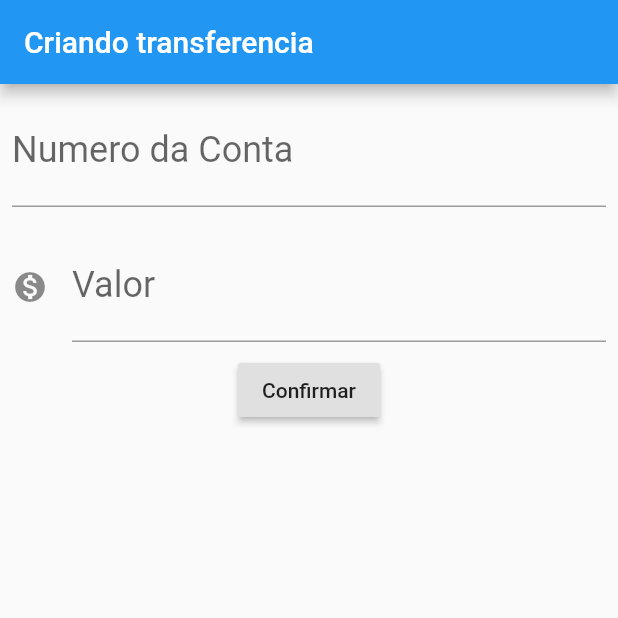
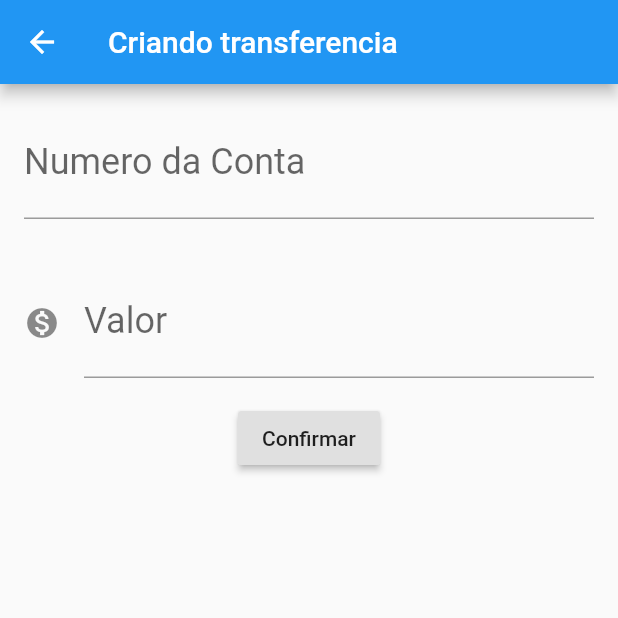
Before and after one commit to jp-munhoz/flutter-bytebank, a Flutter app: the FormularioTransferencia screen opened directly, after a tap on "Confirmar", on a phone screen of 412 x 824 dp, the top half of it. Run offline on Flutter 3.47's test engine with Material 2 defaults, Android fonts, the phone set to English and light mode, and no system bars.

Commit message:
Refatoração de Código

```diff
--- a/lib/main.dart
+++ b/lib/main.dart
@@ -7,7 +7,7 @@ class ByteBankApp extends StatelessWidget {
   Widget build(BuildContext context) {
     return MaterialApp(
       home: Scaffold(
-        body: FormularioTransferencia(),
+        body: ListaTransferencias(),
       ),
     );
   }
@@ -26,68 +26,92 @@ class FormularioTransferencia extends StatelessWidget {
       ),
       body: Column(
         children: <Widget>[
-            Padding(
-              padding: const EdgeInsets.all(8.0),
+          Editor(
+            controller: _controllerCampoNumeroConta,
+            rotulo: 'Numero da Conta',
+            dica: '0000',
+          ),
+          Editor(
+            controller: _controllerCampoValor,
+            rotulo: 'Valor',
+            dica: '00.00',
+            icon: Icons.monetization_on,
+          ),
+          RaisedButton(
+            child: Text('Confirmar'),
+            onPressed: () => _criaTransferencia(context),
+          ),
+        ],
+      ),
+    );
+  }
+
+  void _criaTransferencia(BuildContext context) {
+    final int numeroConta = int.tryParse(_controllerCampoNumeroConta.text);
+    final double valor = double.tryParse(_controllerCampoValor.text);
+    if (numeroConta != null && valor != null) {
+      final transferenciaCriada = Trasferencia(valor, numeroConta);
+      debugPrint('Criando transferencia');
+      debugPrint('$transferenciaCriada');
+      Navigator.pop(context, transferenciaCriada);
+    }
+  }
+}
+
+class Editor extends StatelessWidget {
+  final TextEditingController controller;
+  final String rotulo;
+  final String dica;
+  final IconData icon;
+
+  Editor({this.controller, this.rotulo, this.dica, this.icon});
+
+  @override
+  Widget build(BuildContext context) {
+    return Padding(
+      padding: const EdgeInsets.all(16.0),
       child: TextField(
-                controller: _controllerCampoNumeroConta,
+        controller: controller,
         style: TextStyle(
           fontSize: 24.0,
         ),
         decoration: InputDecoration(
-                  labelText: 'Numero da Conta',
-                  hintText: '0000',
+          icon: icon != null ? Icon(icon) : null,
+          labelText: rotulo,
+          hintText: dica,
         ),
         keyboardType: TextInputType.number,
       ),
-            ),
-            Padding(
-              padding: const EdgeInsets.all(8.0),
-              child: TextField(
-                controller: _controllerCampoValor,
-                style: TextStyle(
-                  fontSize: 24.0,
-                ),
-                decoration: InputDecoration(
-                  icon: Icon(Icons.monetization_on),
-                  labelText: 'Valor',
-                  hintText: '00.0',
-                ),
-                keyboardType: TextInputType.number,
-              ),
-            ),
-            RaisedButton(
-              child: Text('Confirmar'),
-              onPressed: () {
-                final int numeroConta =
-                    int.tryParse(_controllerCampoNumeroConta.text);
-                final double valor =
-                    double.tryParse(_controllerCampoValor.text);
-                if (numeroConta != null && valor != null) {
-                  final transferenciaCriada = Trasferencia(valor, numeroConta);
-                  debugPrint('$transferenciaCriada');
-                }
-              },
-            ),
-          ],
-        ));
+    );
   }
 }
 
 class ListaTransferencias extends StatelessWidget {
+  final List<Trasferencia> _transferencias = List();
+
   @override
   Widget build(BuildContext context) {
     return Scaffold(
       appBar: AppBar(
         title: Text('Transferencias'),
       ),
-      body: Column(
-        children: <Widget>[
-          ItemTransferencia(Trasferencia(100, 300)),
-          ItemTransferencia(Trasferencia(200, 700)),
-          ItemTransferencia(Trasferencia(400, 1342)),
-        ],
+      body: ListView.builder(
+        itemCount: _transferencias.length,
+        itemBuilder: (context, index) {
+          final transferencia = _transferencias[index];
+          return ItemTransferencia(transferencia);
+        },
       ),
       floatingActionButton: FloatingActionButton(
+        onPressed: () {
+          final Future<Trasferencia> future = Navigator.push(
+              context,
+              MaterialPageRoute(
+                builder: (context) => FormularioTransferencia(),
+              ));
+          future.then((transferenciaRecebida) =>
+              _transferencias.add(transferenciaRecebida));
+        },
         child: Icon(Icons.add),
       ),
     );
```
Also changed, not shown: 1 other file. Lines whose indentation alone changed are shown as unchanged.
